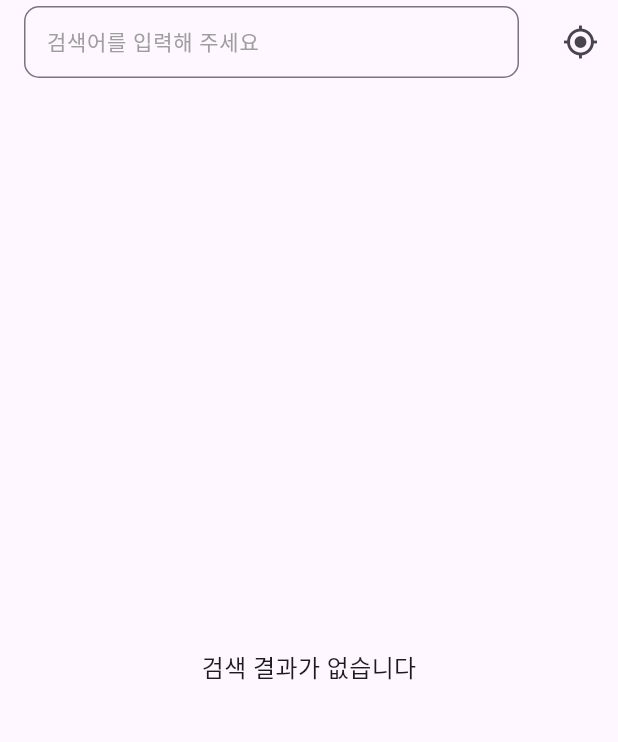
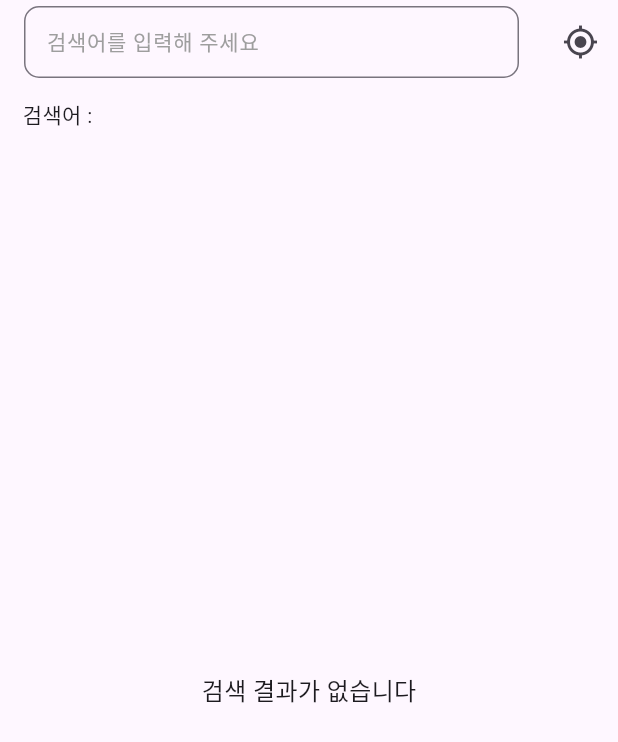
Before and after one commit to seonghoon-02/regional_search_app, a Flutter app: the screen it shows after launch, on a phone screen of 412 x 824 dp. Shown: the top 742 px of the screen. Run offline on Flutter 3.47's test engine with Material 3 defaults, Android fonts, the phone set to English and light mode, and no system bars; our stand-ins replace dio, flutter_riverpod, geolocator; missing offline and left inert: flutter_inappwebview.

Commit message:
feat: 수정된 검색어 표시 컨테이너 추가. 검색 결과 표시할 때 1초 딜레이 추가

```diff
--- a/lib/home_page.dart
+++ b/lib/home_page.dart
@@ -89,8 +89,24 @@ class _HomePageState extends ConsumerState<HomePage> {
           child: Column(
             children: [
               const SizedBox(height: 10),
+              //지역 명으로 수정된 검색어 표시
+              Container(
+                alignment: Alignment.centerLeft,
+                padding: EdgeInsets.only(left: 15),
+                child: Text('검색어 : $locationName'),
+              ),
+              const SizedBox(height: 10),
               Expanded(
-                child: homeState.location == null || homeState.location!.isEmpty
+                child: FutureBuilder(
+                  future: Future.delayed(const Duration(seconds: 1)), // 2초 대기
+                  builder: (context, snapshot) {
+                    if (snapshot.connectionState == ConnectionState.waiting) {
+                      // 로딩 상태일 때 로딩 표시
+                      return const Center(child: CircularProgressIndicator());
+                    } else {
+                      // 데이터가 없을 때 메시지 표시
+                      return homeState.location == null ||
+                              homeState.location!.isEmpty
                           ? Center(
                               child: Text(
                                 locationName.isEmpty
@@ -98,8 +114,12 @@ class _HomePageState extends ConsumerState<HomePage> {
                                     : '검색 결과가 없습니다: $locationName', // 검색 키워드 포함
                                 style: const TextStyle(fontSize: 16),
                               ),
-                      ) // 결과가 없을 때
-                    : HomeListView(locations: homeState.location!), // 데이터를 전달
+                            )
+                          : HomeListView(
+                              locations: homeState.location!); // 데이터를 전달
+                    }
+                  },
+                ),
               ),
             ],
           ),
```
Lines whose indentation alone changed are shown as unchanged.
